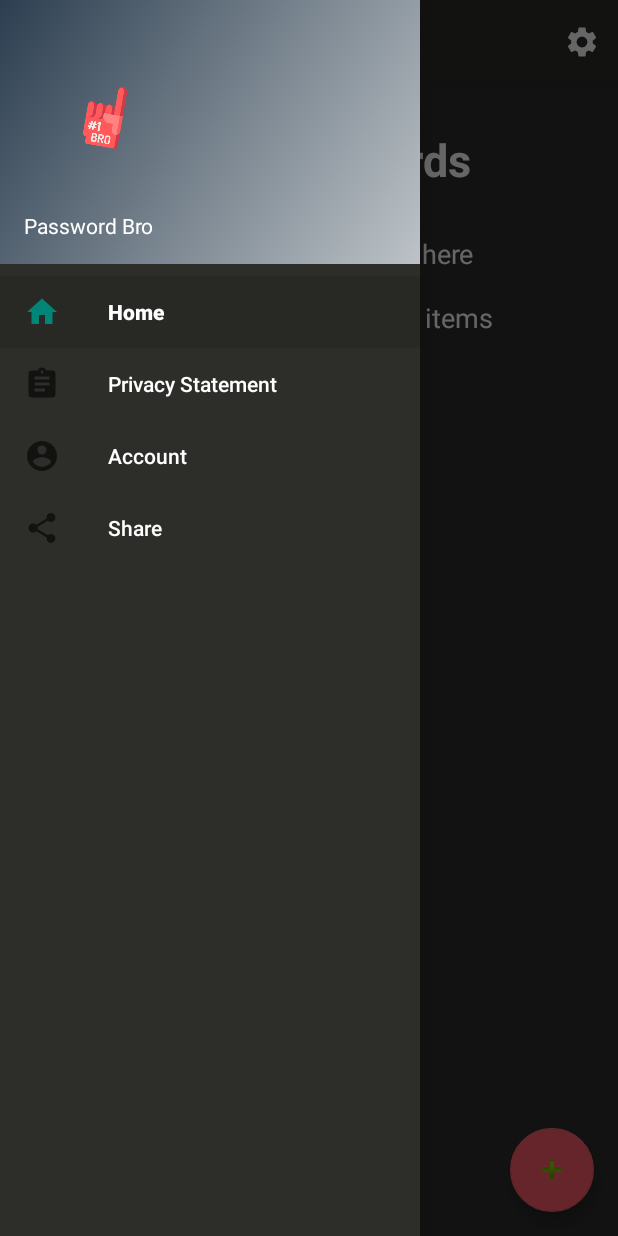
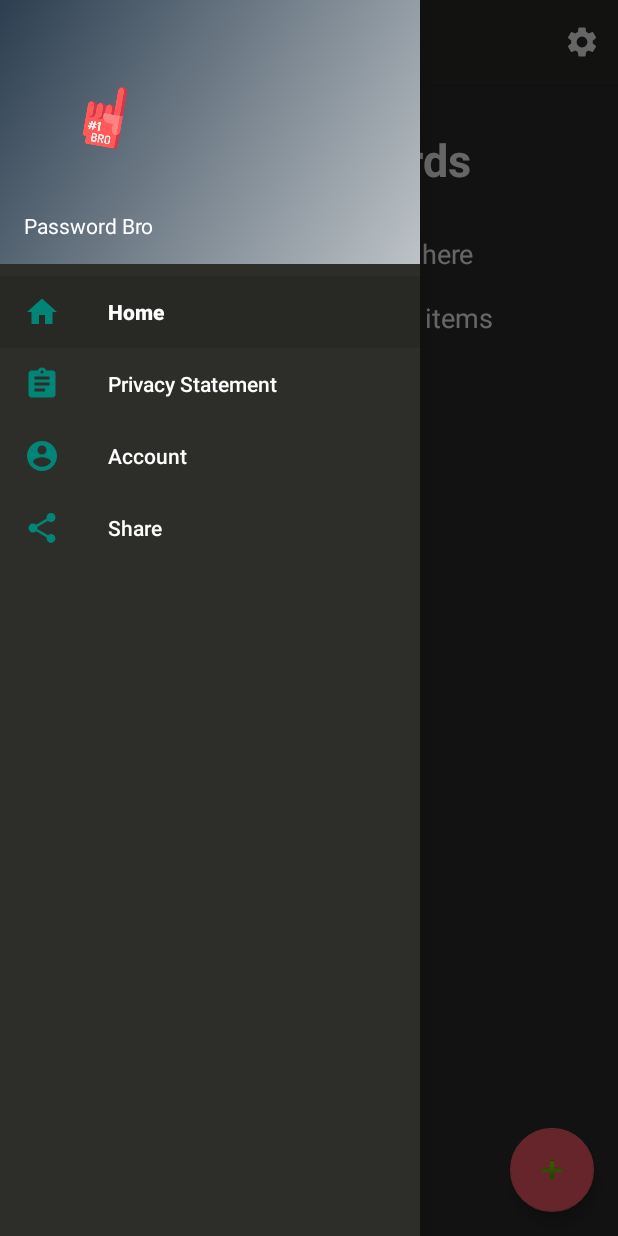
Before and after one commit to thisisfaisalhere/PasswordBro, an Android app: the screen it shows after launch (MainActivity), with the side drawer open, on a phone screen of 412 x 824 dp. Run offline under Robolectric (Android 15) with nearby library versions, the phone set to English and light mode, and no system bars; our stand-ins replace navigation-ui; libraries missing offline, so code that uses them is left out: com.parse, es.dmoral.toasty, libs.mjn.prettydialog; 4 statements that could not run were skipped.

Commit message:
minor color changes

```diff
--- a/app/src/main/AndroidManifest.xml
+++ b/app/src/main/AndroidManifest.xml
@@ -13,7 +13,7 @@
         android:label="@string/app_name"
         android:roundIcon="@mipmap/ic_launcher_round"
         android:supportsRtl="true"
-        android:theme="@style/CustomActionBarTheme">
+        android:theme="@style/AppTheme">
         <activity android:name="com.virusX.passwordBro.QnActivity"></activity>
         <activity android:name="com.virusX.passwordBro.AccountDetailsActivity" />
         <activity android:name="com.virusX.passwordBro.AddAccountActivity" />
@@ -30,7 +30,8 @@
             android:name="com.virusX.passwordBro.SettingsActivity"
             android:label="@string/title_activity_settings"
             android:theme="@style/PreferenceScreen" />
-        <activity android:name="com.virusX.passwordBro.GenerateActivity" />
+        <activity android:name="com.virusX.passwordBro.GenerateActivity"
+            android:theme="@style/AppTheme.NoActionBar"/>
         <activity android:name="com.virusX.passwordBro.EditActivity" />
         <activity
             android:name="com.virusX.passwordBro.MainActivity"
--- a/app/src/main/res/layout/activity_main.xml
+++ b/app/src/main/res/layout/activity_main.xml
@@ -21,6 +21,7 @@
         android:background="#2D2D2A"
         android:fitsSystemWindows="true"
         app:itemTextColor="#ffffff"
+        app:itemIconTint="@color/colorPrimary"
         app:headerLayout="@layout/nav_header_main"
         app:menu="@menu/activity_main_drawer" />
 
--- a/app/src/main/res/values-v21/styles.xml
+++ /dev/null
@@ -1,8 +0,0 @@
-<resources>
-
-    <style name="AppTheme.NoActionBar">
-        <item name="windowActionBar">false</item>
-        <item name="windowNoTitle">true</item>
-        <item name="android:statusBarColor">@android:color/transparent</item>
-    </style>
-</resources>
--- a/app/src/main/res/values/styles.xml
+++ b/app/src/main/res/values/styles.xml
@@ -1,17 +1,10 @@
 <resources>
 
-    <!-- Base application theme. -->
-    <style name="AppTheme" parent="Theme.AppCompat.Light.DarkActionBar">
-        <!-- Customize your theme here. -->
-        <item name="colorPrimary">@color/colorPrimary</item>
-        <item name="colorPrimaryDark">@color/colorPrimaryDark</item>
-        <item name="colorAccent">@color/colorAccent</item>
-    </style>
-
-    <style name="CustomActionBarTheme" parent="@style/Theme.AppCompat.Light.DarkActionBar">
+    <style name="AppTheme" parent="@style/Theme.AppCompat.Light.DarkActionBar">
         <item name="android:actionBarStyle">@style/MyActionBar</item>
         <item name="android:actionBarTabTextStyle">@style/MyActionBarTabText</item>
         <item name="android:actionMenuTextColor">@color/text_color</item>
+        <item name="android:statusBarColor">@color/colorAccent</item>
         <item name="actionBarStyle">@style/MyActionBar</item>
         <item name="actionBarTabTextStyle">@style/MyActionBarTabText</item>
         <item name="actionMenuTextColor">@color/text_color</item>
@@ -40,6 +33,7 @@
     <style name="AppTheme.NoActionBar">
         <item name="windowActionBar">false</item>
         <item name="windowNoTitle">true</item>
+        <item name="android:statusBarColor">@color/colorAccent</item>
     </style>
 
     <style name="AppTheme.AppBarOverlay" parent="ThemeOverlay.AppCompat.Dark.ActionBar" />
```
Also changed, not shown: app/src/main/java/com/virusX/passwordBro/GenerateActivity.java (+6 -6 lines).
